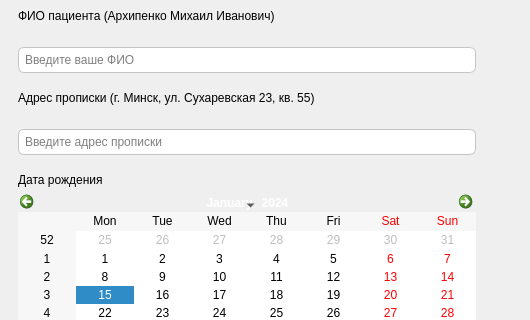
Above: lab_2/ui/adding_data_window.ui from Artemdjdj/PPOIS_4 before the change; both pictures show x 0 to 530 and y 0 to 320 of the 530 by 807 pixel window. Below: the same form after it.
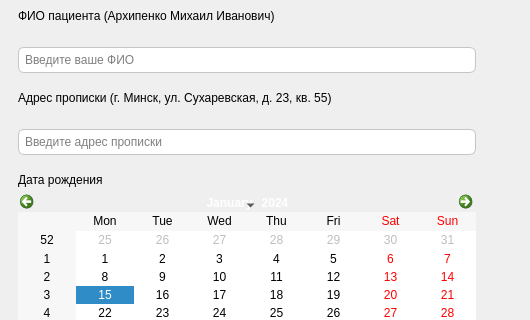
That is the form after the change. Icons and pictures are not drawn.

Patch:
```diff
--- a/lab_2/ui/adding_data_window.ui
+++ b/lab_2/ui/adding_data_window.ui
@@ -204,7 +204,7 @@
             <item>
              <widget class="QLabel" name="label_address">
               <property name="text">
-               <string>Адрес прописки (г. Минск, ул. Сухаревская 23, кв. 55)</string>
+               <string>Адрес прописки (г. Минск, ул. Сухаревская, д. 23, кв. 55)</string>
               </property>
              </widget>
             </item>
```
